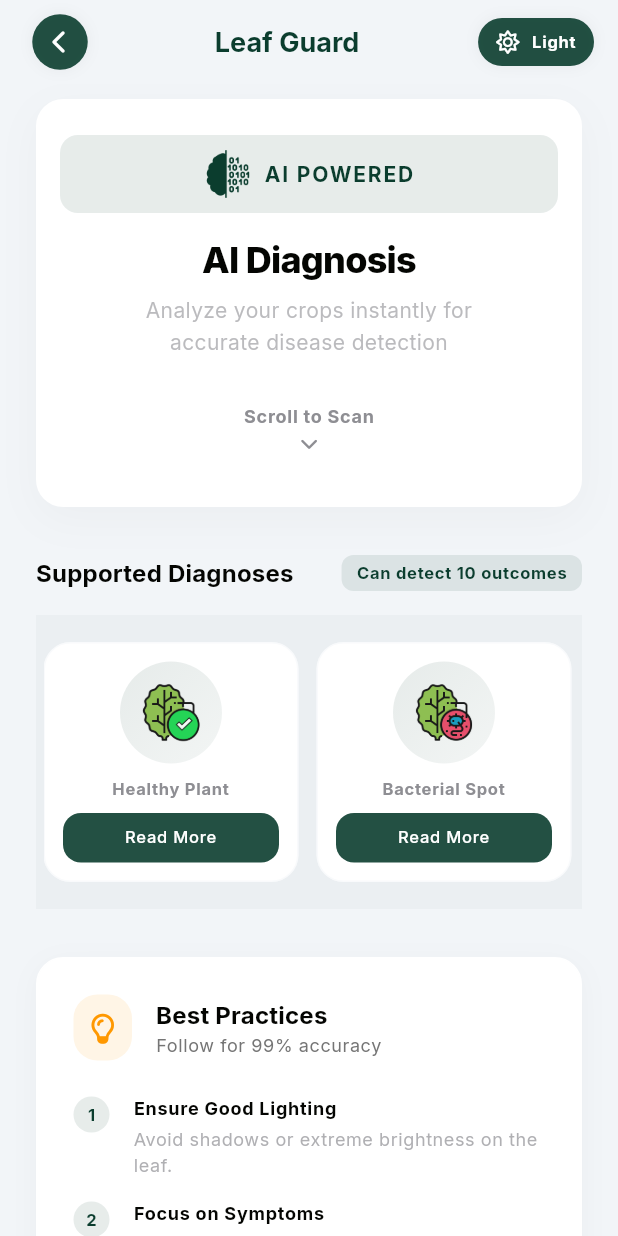
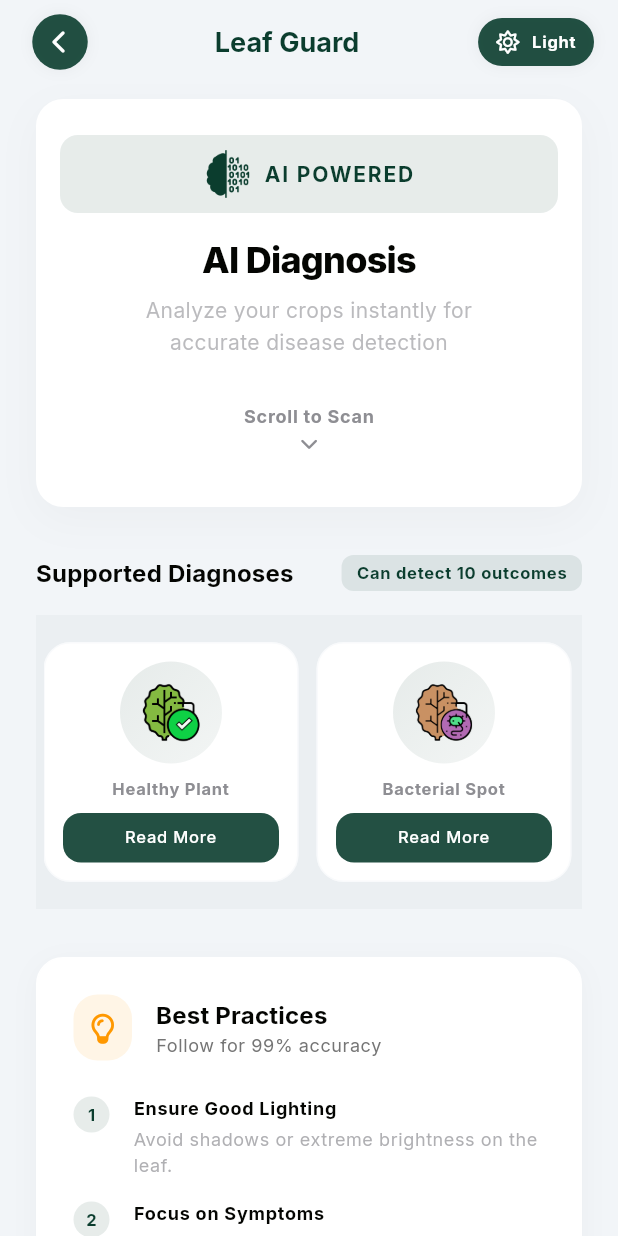
Before and after one commit to SedemHoggarOfficial/Flutter-Tomato-Leaf-Disease-Detector, a Flutter app: the screen it shows after launch, after a tap on "Start Scanning", on a phone screen of 412 x 824 dp. Run offline on Flutter 3.47's test engine with Material 3 defaults, Android fonts, the phone set to English and light mode, and no system bars; our stand-ins replace font_awesome_flutter, google_fonts, image_picker, shared_preferences; missing offline and left inert: tflite_flutter; statements that could not run were skipped.

Commit message:
Changed the sick leaf icon and also shrank the icon sizees and radius in the splashscreen

```diff
--- a/lib/core/app_constants.dart
+++ b/lib/core/app_constants.dart
@@ -4,6 +4,8 @@ import 'package:flutter/material.dart';
 /// Use these values instead of hardcoded numbers for consistency and maintainability.
 class AppConstants {
   AppConstants._();
+
+  static const double splashScreenRadius = 90;
 
   // ============================================================
   // BORDER RADIUS
--- a/lib/data/disease_info.dart
+++ b/lib/data/disease_info.dart
@@ -5,7 +5,7 @@ import 'package:font_awesome_flutter/font_awesome_flutter.dart';
 /// Disease information database with causes and solutions
 enum DiseaseType {
   virus('Viral Infection', Colors.orange, 'assets/icon/diseases/coronavirus.png', FontAwesomeIcons.virus),
-  bacteria('Bacterial Infection', Colors.purple, 'assets/icon/diseases/bacteria (2).png', FontAwesomeIcons.bacterium),
+  bacteria('Bacterial Infection', Colors.purpleAccent, 'assets/icon/diseases/bacteria (1).png', FontAwesomeIcons.bacterium),
   fungus('Fungal Infection', Colors.lightGreen, 'assets/icon/diseases/mould.png', FontAwesomeIcons.spaghettiMonsterFlying),
   pest('Pest Infestation', Colors.redAccent, 'assets/icon/diseases/pest.png', FontAwesomeIcons.spider),
   healthy('Healthy', Colors.green, 'assets/icon/leaf-healthy.png', FontAwesomeIcons.leaf),
--- a/lib/screens/scanner_screen.dart
+++ b/lib/screens/scanner_screen.dart
@@ -152,6 +152,7 @@ class _ScannerScreenState extends State<ScannerScreen>
       appBar: CustomAppBar(themeNotifier: widget.themeNotifier, title: 'Leaf Guard'),
       body: AnnotatedRegion<SystemUiOverlayStyle>(
         value: SystemUiOverlayStyle(
+          systemStatusBarContrastEnforced: false,
           statusBarColor: theme.scaffoldBackgroundColor,
           statusBarIconBrightness: isDark ? Brightness.light : Brightness.dark,
           systemNavigationBarColor: theme.scaffoldBackgroundColor,
@@ -895,10 +896,10 @@ class _ScannerScreenState extends State<ScannerScreen>
                           shape: BoxShape.circle,
                         ),
                         child: Opacity(
-                          opacity: isDark ? 0.7 : 0.9,
+                          opacity: isDark ? 0.7 : 1,
                           child: Image.asset(
                             !diseases[index].isHealthy
-                                ? 'assets/icon/leaf-virus.png'
+                                ? 'assets/icon/leaf-sick.png'
                                 : 'assets/icon/leaf-healthy.png',
                             width: 40,
                             // color: !diseases[index].isHealthy ? Colors.red : null,
@@ -1408,11 +1409,14 @@ class _ScannerScreenState extends State<ScannerScreen>
               // Bottom Action Button
               Padding(
                 padding: const EdgeInsets.all(24),
-                child: AppButton(
-                  text: 'Close',
-                  onPressed: () => Navigator.pop(context),
-                  isPrimary: false,
-                  isTonal: true,
+                child: Opacity(
+                  opacity: .85,
+                  child: AppButton(
+                    text: 'Close',
+                    onPressed: () => Navigator.pop(context),
+                    isPrimary: true,
+                    isTonal: false,
+                  ),
                 ),
               ),
             ],
--- a/lib/screens/splash_screen.dart
+++ b/lib/screens/splash_screen.dart
@@ -7,7 +7,6 @@ import 'package:flutter_tomato_leaf_disease_detector/core/app_constants.dart';
 import 'package:flutter_tomato_leaf_disease_detector/core/theme_notifier.dart';
 import 'package:flutter_tomato_leaf_disease_detector/screens/welcome_screen.dart';
 import 'package:font_awesome_flutter/font_awesome_flutter.dart';
-import 'package:google_fonts/google_fonts.dart';
 
 class SplashScreen extends StatefulWidget {
   final ThemeNotifier themeNotifier;
@@ -176,7 +175,7 @@ class _SplashScreenState extends State<SplashScreen>
                     animationValue: _flowController.value,
                     color: const Color(0xFF00E5FF), // Cyan "current" color
                     leafCount: 6,
-                    radius: 140,
+                    radius: AppConstants.splashScreenRadius,
                   ),
                   size: Size.infinite,
                 );
@@ -193,7 +192,7 @@ class _SplashScreenState extends State<SplashScreen>
               builder: (context, child) {
                 return Stack(
                   children: List.generate(6, (index) {
-                    return _buildLeaf(index, 6, 140, theme);
+                    return _buildLeaf(index, 6, AppConstants.splashScreenRadius, theme);
                   }),
                 );
               },
@@ -206,8 +205,8 @@ class _SplashScreenState extends State<SplashScreen>
                 child: FadeTransition(
                   opacity: _fadeAnimation,
                   child: Container(
-                    width: 120,
-                    height: 120,
+                    width: 70,
+                    height: 70,
                     decoration: BoxDecoration(
                       color: theme.scaffoldBackgroundColor,
                       shape: BoxShape.circle,
@@ -225,7 +224,7 @@ class _SplashScreenState extends State<SplashScreen>
 
             // 4. Scanner Movable Overlay
             // [Scanner code remains same]
-            _buildScanner(theme, 140),
+            _buildScanner(theme, AppConstants.splashScreenRadius),
 
             // 5. Text Titles
             _buildText(theme),
@@ -278,7 +277,7 @@ class _SplashScreenState extends State<SplashScreen>
 
   Widget _buildText(ThemeData theme) {
     return Positioned(
-      bottom: 80,
+      bottom: 27,
       left: 0,
       right: 0,
       child: FadeTransition(
@@ -287,12 +286,11 @@ class _SplashScreenState extends State<SplashScreen>
           children: [
             Text(
               'Leaf Guard',
-              style: GoogleFonts.montserrat(
-                fontSize: 32,
-                fontWeight: FontWeight.bold,
+              style: TextStyle(
+                fontFamily: 'RobotoSlab',
+                fontSize: 24,
+                fontWeight: FontWeight.w900,
                 color: theme.colorScheme.primary,
-                letterSpacing: 1.2,
-                height: 1.2,
               ),
             ),
           ],
@@ -327,13 +325,12 @@ class _SplashScreenState extends State<SplashScreen>
           child: Transform.scale(
             scale: scaleFactor,
             child: Transform.rotate(
-              angle: angle + math.pi / 2,
+              angle: 0,
               child: Image.asset(
                 isSick
-                    ? 'assets/icon/leaf-virus.png'
+                    ? 'assets/icon/leaf-sick.png'
                     : 'assets/icon/leaf-healthy.png',
-                width: 35,
-                height: 35,
+                width: 28,
                 fit: BoxFit.contain,
               ),
             ),
--- a/lib/screens/welcome_screen.dart
+++ b/lib/screens/welcome_screen.dart
@@ -6,7 +6,6 @@ import 'package:flutter_tomato_leaf_disease_detector/screens/scanner_screen.dart
 import 'package:flutter_tomato_leaf_disease_detector/widgets/app_button.dart';
 import 'package:flutter_tomato_leaf_disease_detector/widgets/custom_app_bar.dart';
 import 'package:font_awesome_flutter/font_awesome_flutter.dart';
-import 'package:google_fonts/google_fonts.dart';
 
 /// Professional welcome screen with clean white background
 class WelcomeScreen extends StatefulWidget {
@@ -137,19 +136,17 @@ class _WelcomeScreenState extends State<WelcomeScreen> with TickerProviderStateM
                     Text(
                       'LEAF GUARD',
                       textAlign: TextAlign.center,
-                      style: GoogleFonts.robotoSlab(
-                        fontSize: 34,
+                      // style: GoogleFonts.exo2(
+                      //   fontSize: 34,
+                      //   fontWeight: FontWeight.w900,
+                      //   color: theme.colorScheme.primary,
+                      // ),
+                      style: TextStyle(
+                        fontFamily: 'RobotoSlab',
+                        fontSize: 36,
                         fontWeight: FontWeight.w900,
                         color: theme.colorScheme.primary,
                       ),
-                      // style: TextStyle(
-                      //   fontFamily: 'RobotoSlab',
-                      //   fontSize: 36,
-                      //   fontWeight: FontWeight.w900,
-                      //   color: theme.colorScheme.primary,
-                      //   // letterSpacing: .4,
-                      //   height: 1.2,
-                      // ),
                     ),
                     SizedBox(height: 8),
                     Text(
@@ -207,7 +204,7 @@ class _WelcomeScreenState extends State<WelcomeScreen> with TickerProviderStateM
                     // Start Button
                     AppButton(
                       text: 'Start Scanning',
-                      icon: FontAwesomeIcons.camera,
+                      // icon: FontAwesomeIcons.camera,
                       onPressed: () {
                         Navigator.of(context).push(
                           MaterialPageRoute(
```
Also changed, not shown: pubspec.yaml (+0 -24 lines), assets/fonts/Bungee-Regular.ttf (deleted), assets/fonts/Oxanium-VariableFont_wght.ttf (deleted), assets/fonts/Roboto-VariableFont_wdth,wght.ttf (deleted), assets/fonts/RobotoMono-VariableFont_wght.ttf (deleted), assets/icon/leaf-sick.png (added), 2 other files.
